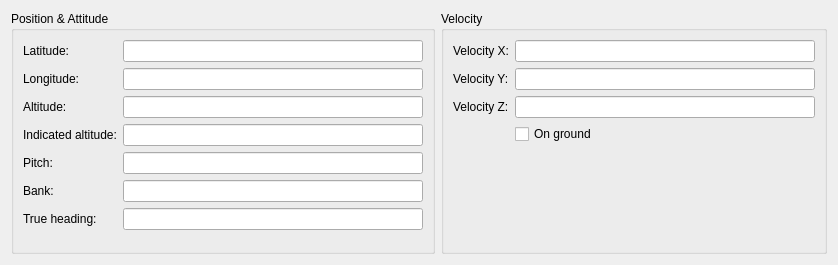
Old version of the form src/UserInterface/src/Widget/AircraftWidget.ui in the repository till213/SkyDolly.
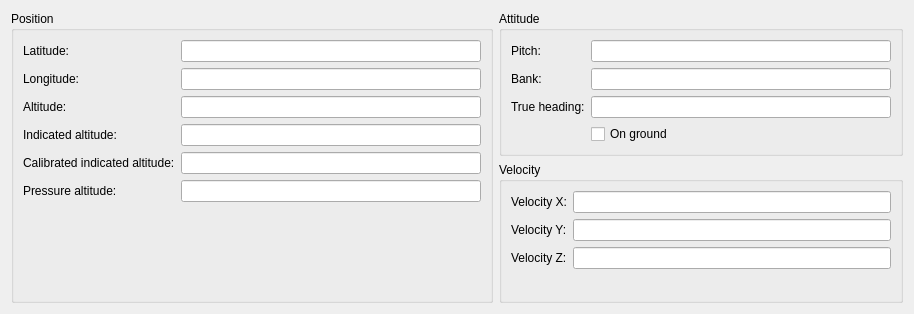
New version of the form.

Commit message:
Record new pressure related altitudes (for analytical purposes only)
- Calibrated Indicated Altitude
- Pressure Altitude
- IGC export: export pressure altitude (instead of indicated altitude)
- Update the example SQL analytical scripts

What changed in the file:
```diff
--- a/src/UserInterface/src/Widget/AircraftWidget.ui
+++ b/src/UserInterface/src/Widget/AircraftWidget.ui
@@ -6,8 +6,8 @@
    <rect>
     <x>0</x>
     <y>0</y>
-    <width>834</width>
-    <height>265</height>
+    <width>910</width>
+    <height>314</height>
    </rect>
   </property>
   <property name="minimumSize">
@@ -19,103 +19,8 @@
   <property name="windowTitle">
    <string>Form</string>
   </property>
-  <layout class="QGridLayout" name="gridLayout">
-   <item row="0" column="1">
-    <widget class="QGroupBox" name="groupBox_6">
-     <property name="minimumSize">
-      <size>
-       <width>0</width>
-       <height>0</height>
-      </size>
-     </property>
-     <property name="title">
-      <string>Velocity</string>
-     </property>
-     <layout class="QFormLayout" name="formLayout">
-      <item row="0" column="0">
-       <widget class="QLabel" name="label_12">
-        <property name="text">
-         <string>Velocity X:</string>
-        </property>
-       </widget>
-      </item>
-      <item row="0" column="1">
-       <widget class="QLineEdit" name="velocityXLineEdit">
-        <property name="minimumSize">
-         <size>
-          <width>300</width>
-          <height>0</height>
-         </size>
-        </property>
-        <property name="readOnly">
-         <bool>true</bool>
-        </property>
-       </widget>
-      </item>
-      <item row="1" column="0">
-       <widget class="QLabel" name="label_13">
-        <property name="text">
-         <string>Velocity Y:</string>
-        </property>
-       </widget>
-      </item>
-      <item row="1" column="1">
-       <widget class="QLineEdit" name="velocityYLineEdit">
-        <property name="minimumSize">
-         <size>
-          <width>300</width>
-          <height>0</height>
-         </size>
-        </property>
-        <property name="readOnly">
-         <bool>true</bool>
-        </property>
-       </widget>
-      </item>
-      <item row="2" column="0">
-       <widget class="QLabel" name="label_14">
-        <property name="text">
-         <string>Velocity Z:</string>
-        </property>
-       </widget>
-      </item>
-      <item row="2" column="1">
-       <widget class="QLineEdit" name="velocityZLineEdit">
-        <property name="minimumSize">
-         <size>
-          <width>300</width>
-          <height>0</height>
-         </size>
-        </property>
-        <property name="readOnly">
-         <bool>true</bool>
-        </property>
-       </widget>
-      </item>
-      <item row="3" column="1">
-       <widget class="QCheckBox" name="onGroundCheckBox">
-        <property name="text">
-         <string>On ground</string>
-        </property>
-       </widget>
-      </item>
-      <item row="4" column="0">
-       <spacer name="verticalSpacer">
-        <property name="orientation">
-         <enum>Qt::Vertical</enum>
-        </property>
-        <property name="sizeHint" stdset="0">
-         <size>
-          <width>20</width>
-          <height>40</height>
-         </size>
-        </property>
-       </spacer>
-      </item>
-     </layout>
-    </widget>
-   </item>
-   <item row="0" column="0">
+  <layout class="QHBoxLayout" name="horizontalLayout">
+   <item>
     <widget class="QGroupBox" name="groupBox_5">
      <property name="minimumSize">
       <size>
@@ -124,12 +29,9 @@
       </size>
      </property>
      <property name="title">
-      <string>Position &amp;&amp; Attitude</string>
+      <string>Position</string>
      </property>
-     <layout class="QFormLayout" name="formLayout_4">
-      <property name="sizeConstraint">
-       <enum>QLayout::SetMinimumSize</enum>
-      </property>
+     <layout class="QFormLayout" name="formLayout_3">
       <item row="0" column="0">
        <widget class="QLabel" name="label_9">
         <property name="text">
@@ -190,86 +92,241 @@
         </property>
        </widget>
       </item>
+      <item row="3" column="0">
+       <widget class="QLabel" name="label">
+        <property name="text">
+         <string>Indicated altitude:</string>
+        </property>
+       </widget>
+      </item>
+      <item row="3" column="1">
+       <widget class="QLineEdit" name="indicatedAltitudeLineEdit">
+        <property name="minimumSize">
+         <size>
+          <width>300</width>
+          <height>0</height>
+         </size>
+        </property>
+       </widget>
+      </item>
       <item row="4" column="0">
-       <widget class="QLabel" name="label_25">
+       <widget class="QLabel" name="label_2">
         <property name="text">
-         <string>Pitch:</string>
+         <string>Calibrated indicated altitude:</string>
         </property>
        </widget>
       </item>
       <item row="4" column="1">
-       <widget class="QLineEdit" name="pitchLineEdit">
+       <widget class="QLineEdit" name="calibratedIndicatedAltitudeLineEdit">
         <property name="minimumSize">
          <size>
           <width>300</width>
           <height>0</height>
          </size>
         </property>
-        <property name="readOnly">
-         <bool>true</bool>
-        </property>
        </widget>
       </item>
       <item row="5" column="0">
-       <widget class="QLabel" name="label_26">
+       <widget class="QLabel" name="label_3">
         <property name="text">
-         <string>Bank:</string>
+         <string>Pressure altitude:</string>
         </property>
        </widget>
       </item>
       <item row="5" column="1">
-       <widget class="QLineEdit" name="bankLineEdit">
+       <widget class="QLineEdit" name="pressureAltitudeLineEdit">
         <property name="minimumSize">
          <size>
           <width>300</width>
           <height>0</height>
          </size>
         </property>
-        <property name="readOnly">
-         <bool>true</bool>
-        </property>
        </widget>
       </item>
       <item row="6" column="0">
-       <widget class="QLabel" name="label_27">
-        <property name="text">
-         <string>True heading:</string>
+       <spacer name="verticalSpacer_2">
+        <property name="orientation">
+         <enum>Qt::Vertical</enum>
         </property>
-       </widget>
-      </item>
-      <item row="6" column="1">
-       <widget class="QLineEdit" name="headingLineEdit">
-        <property name="minimumSize">
+        <property name="sizeHint" stdset="0">
          <size>
-          <width>300</width>
-          <height>0</height>
+          <width>20</width>
+          <height>40</height>
          </size>
         </property>
-        <property name="readOnly">
-         <bool>true</bool>
-        </property>
-       </widget>
-      </item>
-      <item row="3" column="1">
-       <widget class="QLineEdit" name="indicatedAltitudeLineEdit">
-        <property name="minimumSize">
-         <size>
-          <width>300</width>
-          <height>0</height>
-         </size>
-        </property>
-       </widget>
-      </item>
-      <item row="3" column="0">
-       <widget class="QLabel" name="label">
-        <property name="text">
-         <string>Indicated altitude:</string>
-        </property>
-       </widget>
+       </spacer>
       </item>
      </layout>
     </widget>
    </item>
+   <item>
+    <layout class="QVBoxLayout" name="verticalLayout">
+     <item>
+      <widget class="QGroupBox" name="groupBox">
+       <property name="title">
+        <string>Attitude</string>
+       </property>
+       <layout class="QFormLayout" name="formLayout_2">
+        <item row="0" column="0">
+         <widget class="QLabel" name="label_25">
+          <property name="text">
+           <string>Pitch:</string>
+          </property>
+         </widget>
+        </item>
+        <item row="0" column="1">
+         <widget class="QLineEdit" name="pitchLineEdit">
+          <property name="minimumSize">
+           <size>
+            <width>300</width>
+            <height>0</height>
+           </size>
+          </property>
+          <property name="readOnly">
+           <bool>true</bool>
+          </property>
+         </widget>
+        </item>
+        <item row="1" column="0">
+         <widget class="QLabel" name="label_26">
+          <property name="text">
+           <string>Bank:</string>
+          </property>
+         </widget>
+        </item>
+        <item row="1" column="1">
+         <widget class="QLineEdit" name="bankLineEdit">
+          <property name="minimumSize">
+           <size>
+            <width>300</width>
+            <height>0</height>
+           </size>
+          </property>
+          <property name="readOnly">
+           <bool>true</bool>
+          </property>
+         </widget>
+        </item>
+        <item row="2" column="0">
+         <widget class="QLabel" name="label_27">
+          <property name="text">
+           <string>True heading:</string>
+          </property>
+         </widget>
+        </item>
+        <item row="2" column="1">
+         <widget class="QLineEdit" name="headingLineEdit">
+          <property name="minimumSize">
+           <size>
+            <width>300</width>
+            <height>0</height>
+           </size>
+          </property>
+          <property name="readOnly">
+           <bool>true</bool>
+          </property>
+         </widget>
+        </item>
+        <item row="3" column="1">
+         <widget class="QCheckBox" name="onGroundCheckBox">
+          <property name="text">
+           <string>On ground</string>
+          </property>
+         </widget>
+        </item>
+       </layout>
+      </widget>
+     </item>
+     <item>
+      <widget class="QGroupBox" name="groupBox_6">
+       <property name="minimumSize">
+        <size>
+         <width>0</width>
+         <height>0</height>
+        </size>
+       </property>
+       <property name="title">
+        <string>Velocity</string>
+       </property>
+       <layout class="QFormLayout" name="formLayout">
+        <item row="0" column="0">
+         <widget class="QLabel" name="label_12">
+          <property name="text">
+           <string>Velocity X:</string>
+          </property>
+         </widget>
+        </item>
+        <item row="0" column="1">
+         <widget class="QLineEdit" name="velocityXLineEdit">
+          <property name="minimumSize">
+           <size>
+            <width>300</width>
+            <height>0</height>
+           </size>
+          </property>
+          <property name="readOnly">
+           <bool>true</bool>
+          </property>
+         </widget>
+        </item>
+        <item row="1" column="0">
+         <widget class="QLabel" name="label_13">
+          <property name="text">
+           <string>Velocity Y:</string>
+          </property>
+         </widget>
+        </item>
+        <item row="1" column="1">
+         <widget class="QLineEdit" name="velocityYLineEdit">
+          <property name="minimumSize">
+           <size>
+            <width>300</width>
+            <height>0</height>
+           </size>
+          </property>
+          <property name="readOnly">
+           <bool>true</bool>
+          </property>
+         </widget>
+        </item>
+        <item row="2" column="0">
+         <widget class="QLabel" name="label_14">
+          <property name="text">
+           <string>Velocity Z:</string>
+          </property>
+         </widget>
+        </item>
+        <item row="2" column="1">
+         <widget class="QLineEdit" name="velocityZLineEdit">
+          <property name="minimumSize">
+           <size>
+            <width>300</width>
+            <height>0</height>
+           </size>
+          </property>
+          <property name="readOnly">
+           <bool>true</bool>
+          </property>
+         </widget>
+        </item>
+        <item row="3" column="0">
+         <spacer name="verticalSpacer">
+          <property name="orientation">
+           <enum>Qt::Vertical</enum>
+          </property>
+          <property name="sizeHint" stdset="0">
+           <size>
+            <width>20</width>
+            <height>40</height>
+           </size>
+          </property>
+         </spacer>
+        </item>
+       </layout>
+      </widget>
+     </item>
+    </layout>
+   </item>
   </layout>
  </widget>
  <resources/>
```
The commit also changes 17 other files.
